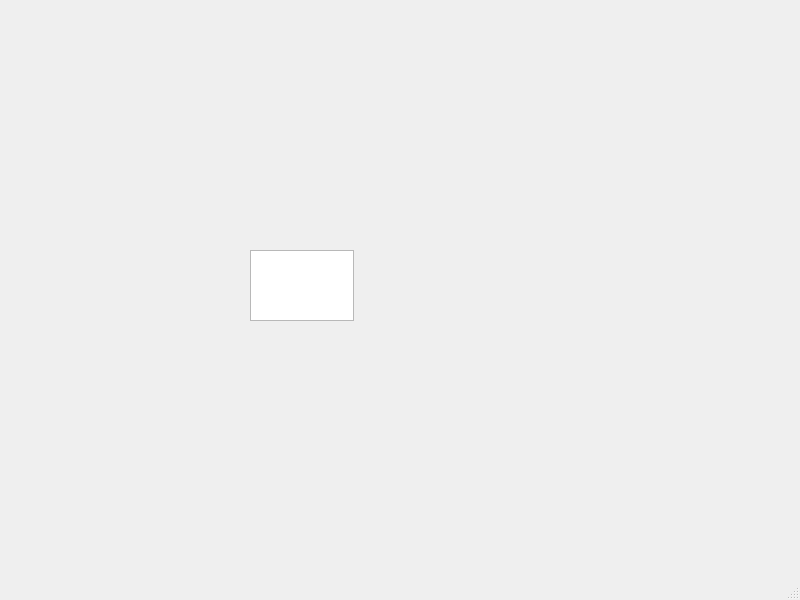
The window that ui/mainwindow.ui (salco/NoteEditorRPGMMV) describes before a commit, drawn with Qt 5.
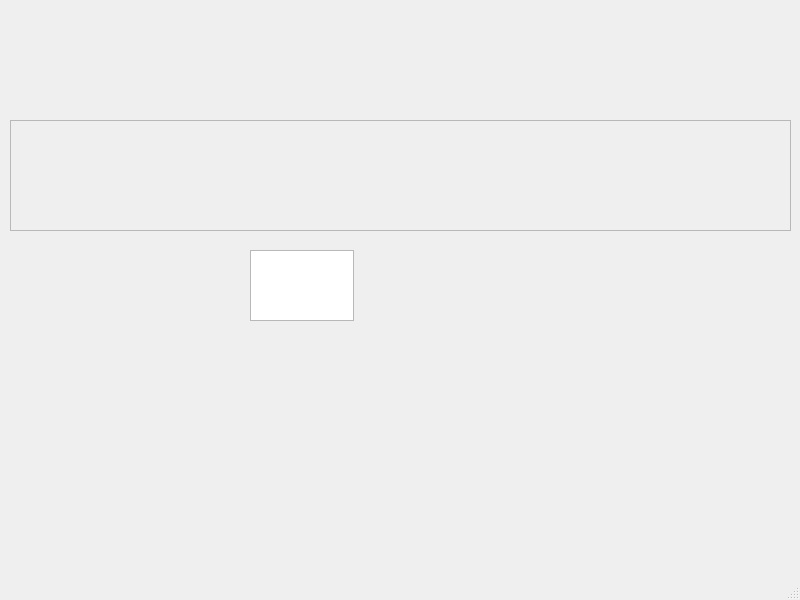
The same window after the commit. Custom widgets are drawn as their Qt base class.

```diff
--- a/ui/mainwindow.ui
+++ b/ui/mainwindow.ui
@@ -24,6 +24,22 @@
      </rect>
     </property>
    </widget>
+   <widget class="QTextEdit" name="textEdit">
+    <property name="enabled">
+     <bool>false</bool>
+    </property>
+    <property name="geometry">
+     <rect>
+      <x>10</x>
+      <y>120</y>
+      <width>781</width>
+      <height>111</height>
+     </rect>
+    </property>
+    <property name="placeholderText">
+     <string/>
+    </property>
+   </widget>
   </widget>
   <widget class="QMenuBar" name="menubar">
    <property name="geometry">
```
